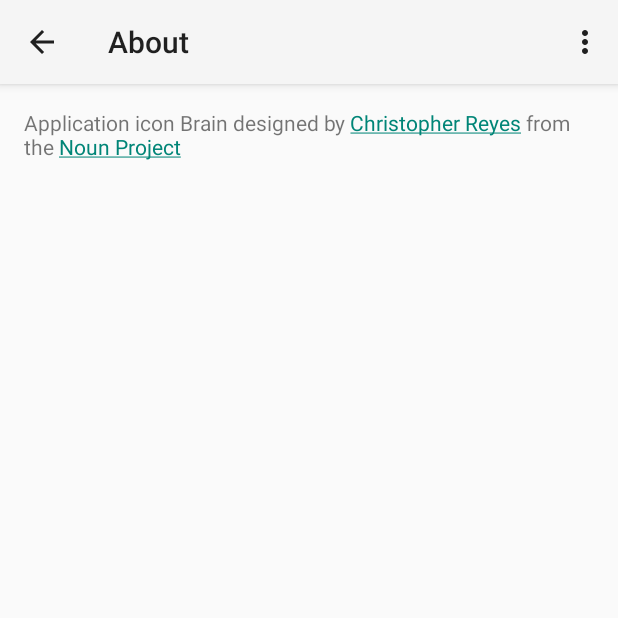
After one commit to furkantektas/braingames, an Android app: the About screen opened directly, with no data from a screen before it, on a phone screen of 412 x 824 dp, the top half of it. The commit adds this screen. Run offline under Robolectric (Android 15) with nearby library versions, the phone set to English and light mode, and no system bars.

Commit message:
Application Icon and initial About page

```diff
--- /dev/null
+++ b/app/src/main/java/com/furkantektas/braingames/About.java
@@ -0,0 +1,44 @@
+package com.furkantektas.braingames;
+
+import android.app.Activity;
+import android.os.Bundle;
+import android.text.method.LinkMovementMethod;
+import android.text.util.Linkify;
+import android.view.Menu;
+import android.view.MenuItem;
+import android.widget.TextView;
+
+
+public class About extends Activity {
+
+    @Override
+    protected void onCreate(Bundle savedInstanceState) {
+        super.onCreate(savedInstanceState);
+        setContentView(R.layout.activity_about);
+        TextView tv = (TextView) findViewById(R.id.about_text);
+        tv.setMovementMethod(LinkMovementMethod.getInstance());
+    }
+
+
+    @Override
+    public boolean onCreateOptionsMenu(Menu menu) {
+        // Inflate the menu; this adds items to the action bar if it is present.
+        getMenuInflater().inflate(R.menu.menu_about, menu);
+        return true;
+    }
+
+    @Override
+    public boolean onOptionsItemSelected(MenuItem item) {
+        // Handle action bar item clicks here. The action bar will
+        // automatically handle clicks on the Home/Up button, so long
+        // as you specify a parent activity in AndroidManifest.xml.
+        int id = item.getItemId();
+
+        //noinspection SimplifiableIfStatement
+        if (id == R.id.action_settings) {
+            return true;
+        }
+
+        return super.onOptionsItemSelected(item);
+    }
+}
--- /dev/null
+++ b/app/src/main/res/layout/activity_about.xml
@@ -0,0 +1,14 @@
+<LinearLayout xmlns:android="http://schemas.android.com/apk/res/android"
+    xmlns:tools="http://schemas.android.com/tools" android:layout_width="match_parent"
+    android:layout_height="match_parent" android:paddingLeft="@dimen/activity_horizontal_margin"
+    android:paddingRight="@dimen/activity_horizontal_margin"
+    android:paddingTop="@dimen/activity_vertical_margin"
+    android:paddingBottom="@dimen/activity_vertical_margin"
+    tools:context="com.furkantektas.braingames.About">
+
+    <TextView
+        android:layout_width="wrap_content"
+        android:layout_height="wrap_content"
+        android:id="@+id/about_text"
+        android:text="@string/about_text" />
+</LinearLayout>
--- /dev/null
+++ b/app/src/main/res/menu/menu_about.xml
@@ -0,0 +1,6 @@
+<menu xmlns:android="http://schemas.android.com/apk/res/android"
+    xmlns:tools="http://schemas.android.com/tools"
+    tools:context="com.furkantektas.braingames.About">
+    <item android:id="@+id/action_settings" android:title="@string/action_settings"
+        android:orderInCategory="100" android:showAsAction="never" />
+</menu>
--- a/app/src/main/res/menu/menu_main.xml
+++ b/app/src/main/res/menu/menu_main.xml
@@ -2,4 +2,6 @@
     xmlns:tools="http://schemas.android.com/tools" tools:context=".MainActivity">
     <item android:id="@+id/action_settings" android:title="@string/action_settings"
         android:orderInCategory="100" android:showAsAction="never" />
+    <item android:id="@+id/action_about" android:title="@string/action_about"
+        android:orderInCategory="101" android:showAsAction="never" />
 </menu>
--- a/app/src/main/res/values/strings.xml
+++ b/app/src/main/res/values/strings.xml
@@ -4,5 +4,7 @@
     <string name="app_name">BrainGames</string>
     <string name="hello_world">Hello world!</string>
     <string name="action_settings">Settings</string>
-
+    <string name="action_about">About</string>
+    <string name="title_activity_about">About</string>
+    <string name="about_text">Application icon "Brain" designed by <a href="http://www.thenounproject.com/christophablake">Christopher Reyes</a> from the <a href="http://www.thenounproject.com">Noun Project</a></string>
 </resources>
```
Also changed, not shown: app/src/main/AndroidManifest.xml (+8 -0 lines), app/src/main/java/com/furkantektas/braingames/MainActivity.java (+6 -9 lines), app/src/main/res/drawable-hdpi/ic_launcher.png, app/src/main/res/drawable-mdpi/ic_launcher.png, app/src/main/res/drawable-xhdpi/ic_launcher.png, app/src/main/res/drawable-xxhdpi/ic_launcher.png, app/src/main/res/drawable-xxxhdpi/ic_launcher.png (added), 2 other files.
